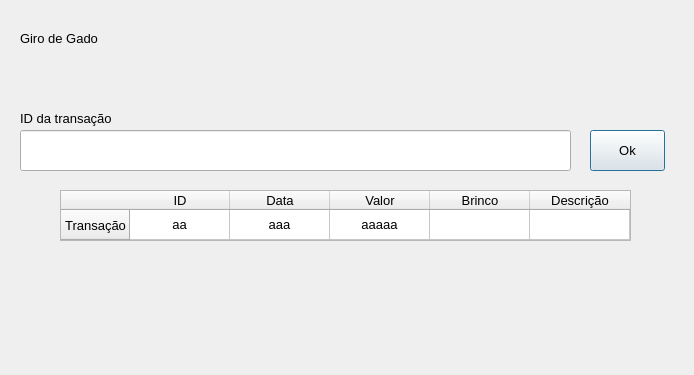
First picture: the form in views/financialremovescreen.ui, repository MaceGabriel/GiroDeGado, before the edit; both pictures show x 0 to 694 and y 0 to 375 of the 694 by 550 pixel window.
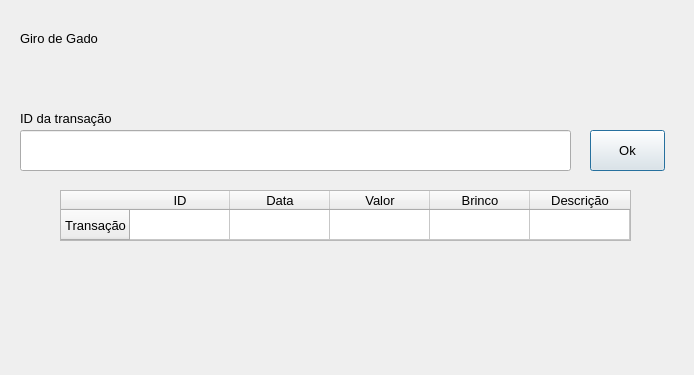
Second picture: the form after the edit.

Patch:
```diff
--- a/views/financialremovescreen.ui
+++ b/views/financialremovescreen.ui
@@ -136,7 +136,7 @@
    </column>
    <item row="0" column="0">
     <property name="text">
-     <string>aa</string>
+     <string/>
     </property>
     <property name="font">
      <font>
@@ -149,7 +149,7 @@
    </item>
    <item row="0" column="1">
     <property name="text">
-     <string>aaa</string>
+     <string/>
     </property>
     <property name="textAlignment">
      <set>AlignCenter</set>
@@ -157,7 +157,7 @@
    </item>
    <item row="0" column="2">
     <property name="text">
-     <string>aaaaa</string>
+     <string/>
     </property>
     <property name="textAlignment">
      <set>AlignCenter</set>
```
Left out of the diff: 2 changed lines with no effect on the pictures.
